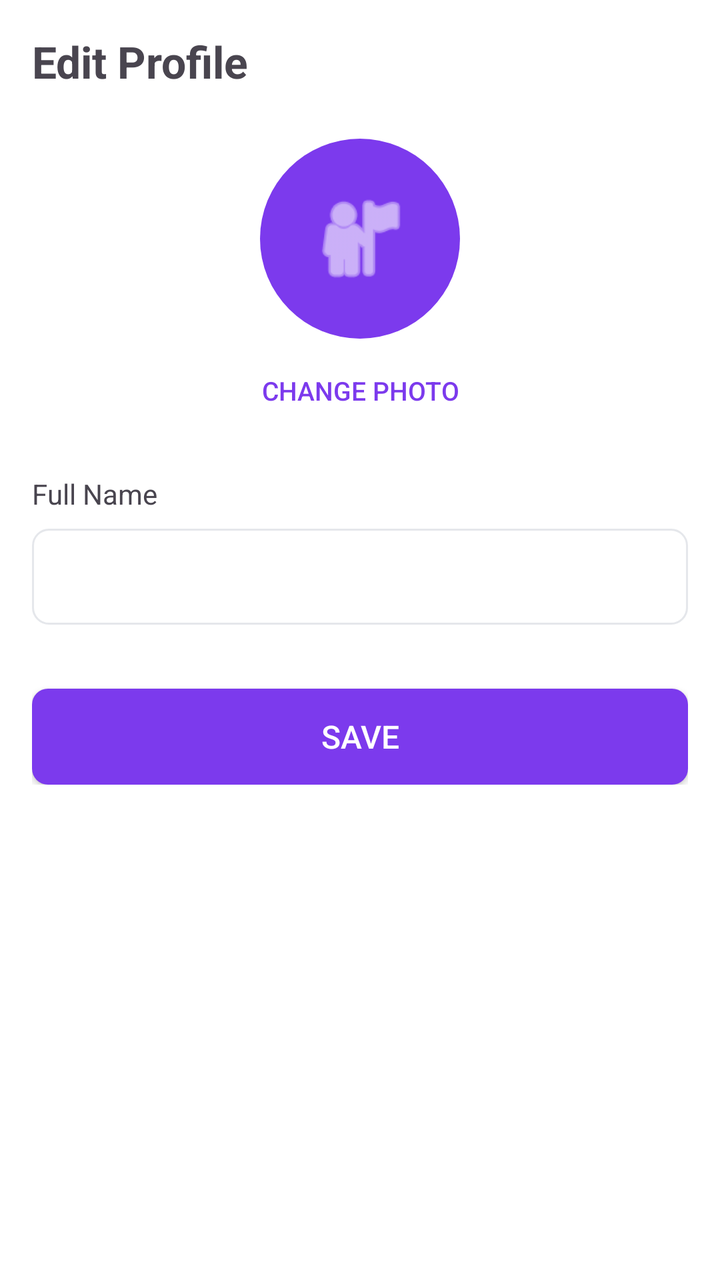
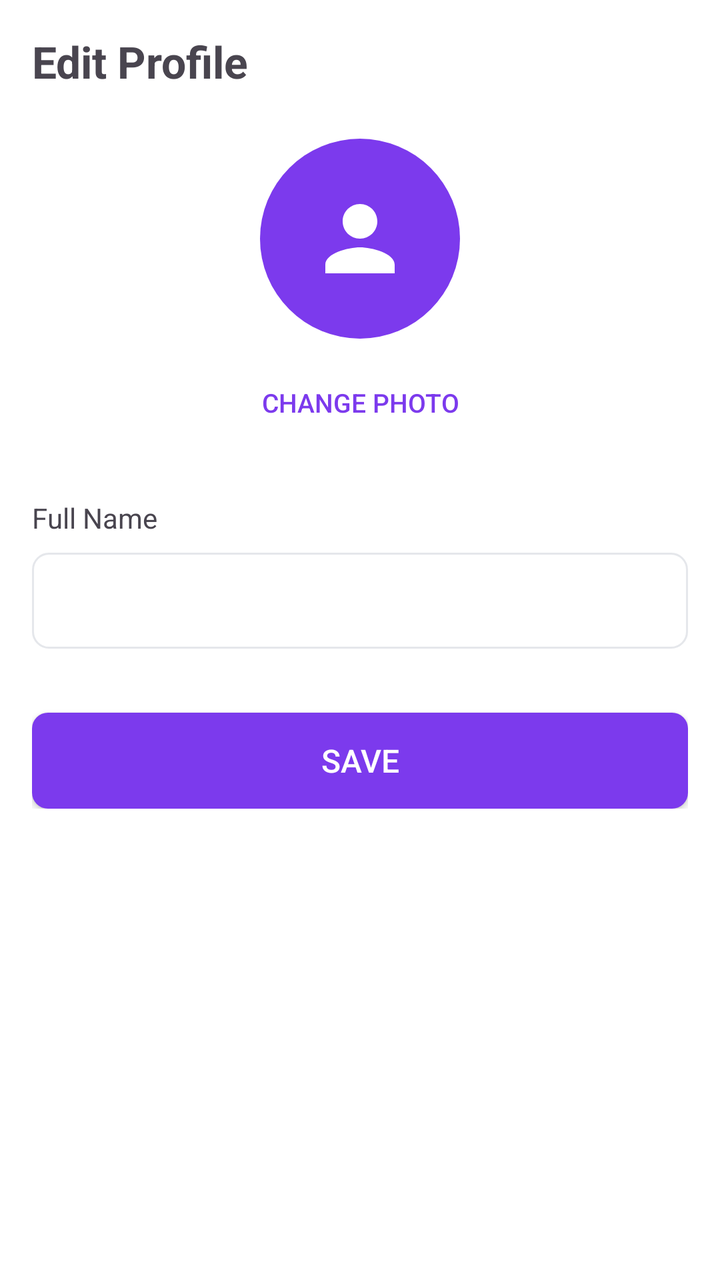

Compare the two renders of this Android layout. The source of the first and the diff that turns it into the second are given below.
<!-- AndroidManifest.xml: application theme Theme.ClosetMarket -->
<!-- res/layout/fragment_edit_profile.xml -->
<?xml version="1.0" encoding="utf-8"?>
<ScrollView xmlns:android="http://schemas.android.com/apk/res/android"
    xmlns:app="http://schemas.android.com/apk/res-auto"
    android:layout_width="match_parent"
    android:layout_height="match_parent"
    android:background="@color/white">

    <LinearLayout
        android:layout_width="match_parent"
        android:layout_height="wrap_content"
        android:orientation="vertical"
        android:padding="16dp">

        <TextView
            android:layout_width="wrap_content"
            android:layout_height="wrap_content"
            android:text="@string/edit_profile"
            android:textSize="22sp"
            android:textStyle="bold" />

        <ImageView
            android:id="@+id/ivProfileImage"
            android:layout_width="100dp"
            android:layout_height="100dp"
            android:layout_gravity="center"
            android:layout_marginTop="24dp"
            android:background="@drawable/bg_circle_purple"
            android:padding="24dp"
            android:src="@android:drawable/ic_menu_myplaces"
            app:tint="@color/white" />

        <Button
            android:id="@+id/btnChangePhoto"
            android:layout_width="wrap_content"
            android:layout_height="36dp"
            android:layout_gravity="center"
            android:layout_marginTop="8dp"
            android:background="@android:color/transparent"
            android:text="Change Photo"
            android:textColor="@color/purple_600"
            android:textSize="13sp" />

        <TextView
            android:layout_width="wrap_content"
            android:layout_height="wrap_content"
            android:layout_marginTop="24dp"
            android:text="@string/full_name"
            android:textSize="14sp" />

        <EditText
            android:id="@+id/etName"
            android:layout_width="match_parent"
            android:layout_height="48dp"
            android:layout_marginTop="8dp"
            android:background="@drawable/bg_input"
            android:inputType="textPersonName"
            android:textSize="14sp" />

        <Button
            android:id="@+id/btnSave"
            android:layout_width="match_parent"
            android:layout_height="48dp"
            android:layout_marginTop="32dp"
            android:background="@drawable/bg_button_purple"
            android:text="@string/save"
            android:textColor="@color/white"
            android:textSize="16sp" />

        <ProgressBar
            android:id="@+id/progressBar"
            android:layout_width="wrap_content"
            android:layout_height="wrap_content"
            android:layout_gravity="center"
            android:layout_marginTop="16dp"
            android:visibility="gone" />
    </LinearLayout>
</ScrollView>
<!-- resources referenced by this layout -->
<resources>
  <color name="purple_600">#FF7C3AED</color>
  <color name="white">#FFFFFFFF</color>
  <!-- drawable bg_button_purple (drawable) -->
  <?xml version="1.0" encoding="utf-8"?>
  <shape xmlns:android="http://schemas.android.com/apk/res/android"
      android:shape="rectangle">
      <solid android:color="@color/purple_600" />
      <corners android:radius="8dp" />
  </shape>
  <!-- drawable bg_circle_purple (drawable) -->
  <?xml version="1.0" encoding="utf-8"?>
  <shape xmlns:android="http://schemas.android.com/apk/res/android"
      android:shape="oval">
      <solid android:color="@color/purple_600" />
  </shape>
  <!-- drawable bg_input (drawable) -->
  <?xml version="1.0" encoding="utf-8"?>
  <shape xmlns:android="http://schemas.android.com/apk/res/android"
      android:shape="rectangle">
      <stroke android:width="1dp" android:color="@color/gray_200" />
      <solid android:color="@color/white" />
      <corners android:radius="8dp" />
      <padding android:left="12dp" android:right="12dp" android:top="12dp" android:bottom="12dp" />
  </shape>
  <string name="edit_profile">Edit Profile</string>
  <string name="full_name">Full Name</string>
  <string name="save">Save</string>
  <style name="Theme.ClosetMarket" parent="Base.Theme.ClosetMarket" />
  <color name="gray_200">#FFE5E7EB</color>
  <style name="Base.Theme.ClosetMarket" parent="Theme.Material3.DayNight.NoActionBar">
          
          
      </style>
</resources>

<!-- the commit's change to res/layout/fragment_edit_profile.xml (unified diff, before → after) -->
@@ -26,17 +26,17 @@
             android:layout_marginTop="24dp"
             android:background="@drawable/bg_circle_purple"
             android:padding="24dp"
-            android:src="@android:drawable/ic_menu_myplaces"
+            android:src="@drawable/ic_person"
             app:tint="@color/white" />
 
         <Button
             android:id="@+id/btnChangePhoto"
             android:layout_width="wrap_content"
-            android:layout_height="36dp"
+            android:layout_height="wrap_content"
             android:layout_gravity="center"
             android:layout_marginTop="8dp"
             android:background="@android:color/transparent"
-            android:text="Change Photo"
+            android:text="@string/change_photo"
             android:textColor="@color/purple_600"
             android:textSize="13sp" />
 
<!-- resource entries referenced after the edit -->
@@ -24,6 +24,17 @@
       <corners android:radius="8dp" />
       <padding android:left="12dp" android:right="12dp" android:top="12dp" android:bottom="12dp" />
   </shape>
+  <!-- drawable ic_person (drawable) -->
+  <vector xmlns:android="http://schemas.android.com/apk/res/android"
+      android:width="24dp"
+      android:height="24dp"
+      android:viewportWidth="24"
+      android:viewportHeight="24">
+      <path
+          android:pathData="M12,12c2.21,0 4,-1.79 4,-4s-1.79,-4 -4,-4 -4,1.79 -4,4 1.79,4 4,4zM12,14c-2.67,0 -8,1.34 -8,4v2h16v-2c0,-2.66 -5.33,-4 -8,-4z"
+          android:fillColor="#000000"/>
+  </vector>
+  <string name="change_photo">Change Photo</string>
   <string name="edit_profile">Edit Profile</string>
   <string name="full_name">Full Name</string>
   <string name="save">Save</string>
